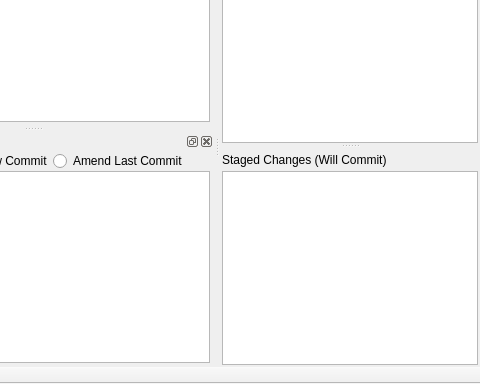
This is ui/main.ui in git-cola/git-cola as Qt 5 draws it before an edit; both pictures show x 149 to 629 and y 95 to 479 of the 629 by 479 pixel window. The edited form follows.
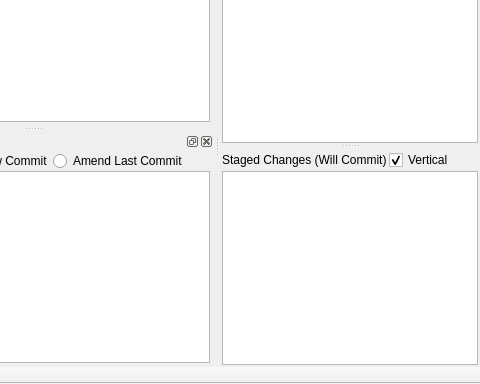
This is the edited form.

Commit message:
ui: add a checkbox for controlling the status vertical/horizontal layout
this makes the ui less quirky since it no longer tries to guess what
the correct horizontal or vertical setting should be.

The edit to the form file:
```diff
--- a/ui/main.ui
+++ b/ui/main.ui
@@ -186,6 +186,16 @@
             </property>
            </widget>
           </item>
+          <item>
+           <widget class="QCheckBox" name="vertical_checkbox" >
+            <property name="text" >
+             <string>Vertical</string>
+            </property>
+            <property name="checked" >
+             <bool>true</bool>
+            </property>
+           </widget>
+          </item>
          </layout>
         </item>
         <item>
```
The commit also changes 1 other file.
